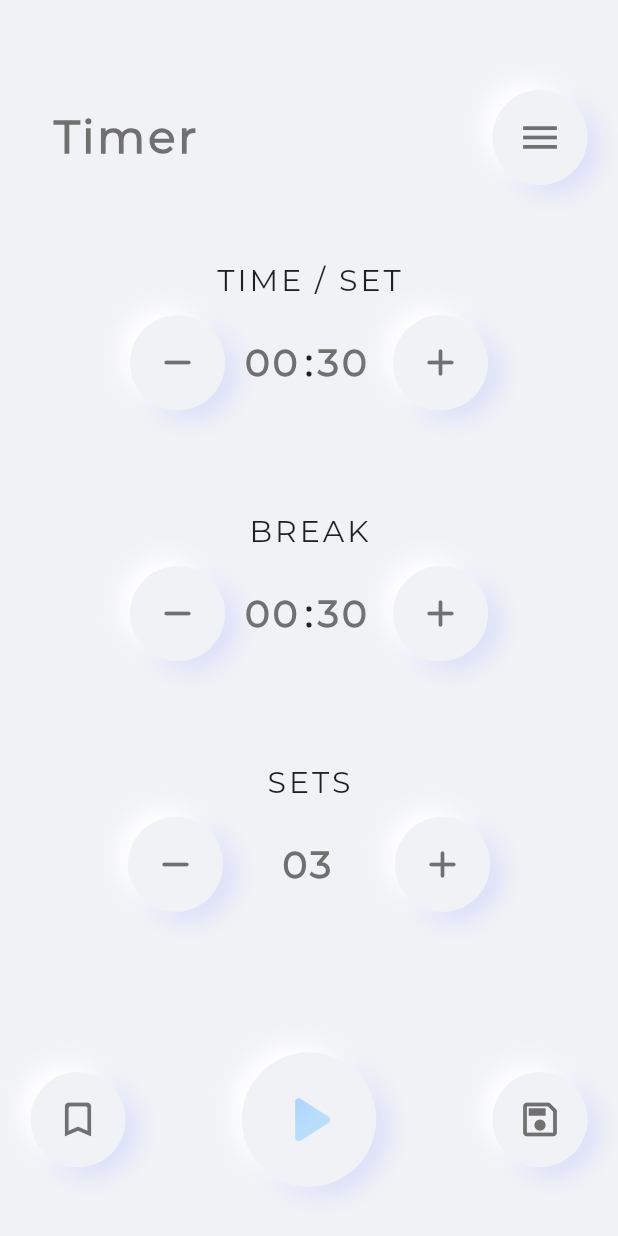
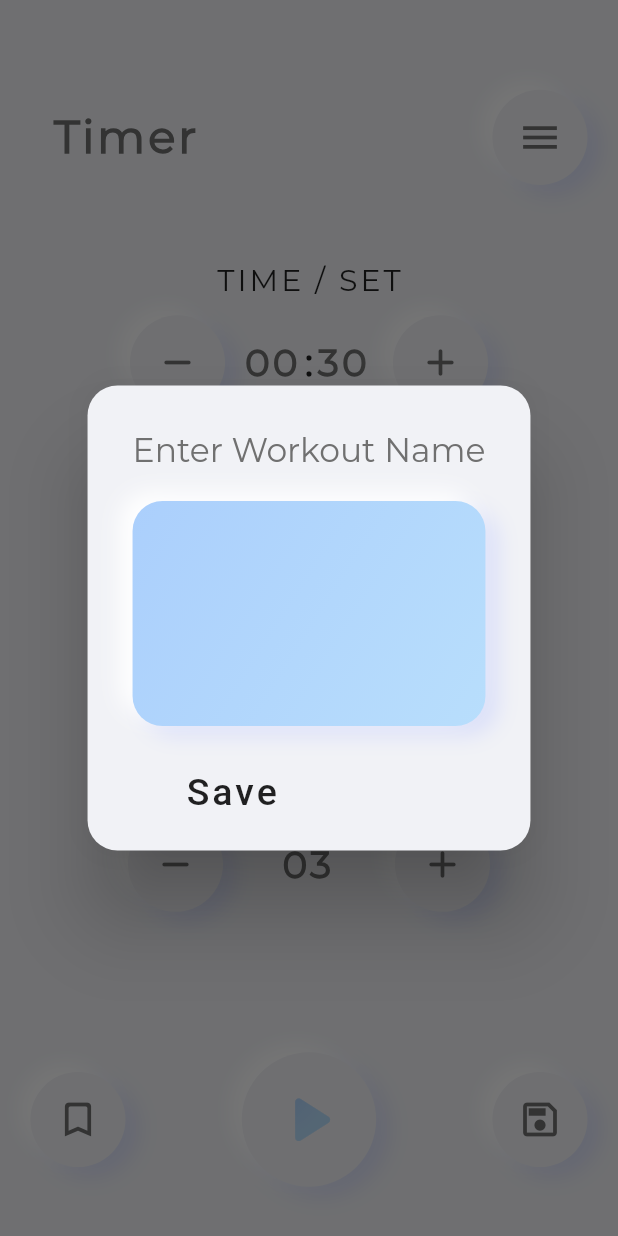
Before and after one commit to Soham-Rakhunde/workout_timer, a Flutter app: the screen it shows after launch, after a tap on the "save" icon, on a phone screen of 412 x 824 dp. Run offline on Flutter 3.47's test engine with Material 2 defaults, Android fonts, the phone set to English and light mode, and no system bars; our stand-ins replace shared_preferences, sleek_circular_slider; Roboto replaces fonts that are missing (MontserratBold); project files that could hold a hidden picture were left out.

Commit message:
saving implemented and working

```diff
--- a/lib/pages/homepage.dart
+++ b/lib/pages/homepage.dart
@@ -1,15 +1,18 @@
+import 'dart:convert';
 import 'dart:ui';
+
 import 'package:flutter/material.dart';
 import 'package:flutter/services.dart';
 import 'package:flutter/widgets.dart';
 import 'package:workout_timer/constants.dart';
 import 'package:workout_timer/main.dart';
+import 'package:workout_timer/pages/savedAccesspage.dart';
 import 'package:workout_timer/pages/timerpage.dart';
 import 'package:workout_timer/services/GenericFunctions.dart';
 import 'package:workout_timer/services/NeuButton.dart';
 import 'package:workout_timer/services/animIcon/gradientIcon.dart';
+import 'package:workout_timer/services/myTextField.dart';
 import 'package:workout_timer/services/timeValueHandler.dart';
-import 'package:workout_timer/services/myTextField.dart';
 
 class HomePage extends StatefulWidget {
   @override
@@ -18,7 +21,7 @@ class HomePage extends StatefulWidget {
 
 class _HomePageState extends State<HomePage> with SingleTickerProviderStateMixin {
   AnimationController playGradientControl;
-  Animation<Color> colAnim1,colAnim2;
+  Animation<Color> colAnim1, colAnim2;
   ValueNotifier<String> _titleName = ValueNotifier<String>('Timer');
   TextEditingController dialogController = TextEditingController();
   double _opacity = 0;
@@ -26,14 +29,13 @@ class _HomePageState extends State<HomePage> with SingleTickerProviderStateMixin
   double xOffset = 0;
   double yOffset = 0;
   double scaleFactor = 1;
-  // List<String> savedList = [];
-  // SharedPref savedData = SharedPref();
-  // TimeClass periodTime, breakTime;
+  List<String> savedList = List<String>();
+  SharedPref savedData = SharedPref();
 
   @override
   void initState() {
     super.initState();
-    for(String controllerName in controller.keys){
+    for (String controllerName in controller.keys) {
       initListenerMaker(controllerName);
     }
     playGradientControl = AnimationController(
@@ -113,22 +115,8 @@ class _HomePageState extends State<HomePage> with SingleTickerProviderStateMixin
       controller[_controllerName].text = v;
     });
   }
-  //
-  // loadSharedPrefs() async {
-  //   try {
-  //     savedList = await savedData.read("user");
-  //   } catch (Excepetion) {
-  //     Scaffold.of(context).showSnackBar(SnackBar(
-  //         content: new Text("Nothing found!"),
-  //         duration: const Duration(milliseconds: 500)));
-  //   }
-  // }
 
   double adjusted(double val) => val*screenWidth*perPixel;
-
-
-
-
 
   @override
   Widget build(BuildContext context) {
@@ -439,9 +427,33 @@ class _HomePageState extends State<HomePage> with SingleTickerProviderStateMixin
                       Hero(
                         tag: 'leftButton',
                         child: NeuButton(
-                          ico: Icon(Icons.bookmark_border_rounded,size: 30,color: textColor,),
-                          onPress: (() {
-                            addRemove(true,'sets');
+                          ico: Icon(
+                            Icons.bookmark_border_rounded,
+                            size: 30,
+                            color: textColor,
+                          ),
+                          onPress: (() async {
+                            await Navigator.push(
+                                context,
+                                PageRouteBuilder(
+                                    transitionDuration:
+                                        Duration(milliseconds: 700),
+                                    reverseTransitionDuration:
+                                        Duration(milliseconds: 250),
+                                    transitionsBuilder: (BuildContext context,
+                                        Animation<double> animation,
+                                        Animation<double> secAnimation,
+                                        Widget child) {
+                                      return FadeTransition(
+                                        opacity: animation,
+                                        child: child,
+                                      );
+                                    },
+                                    pageBuilder: (BuildContext context,
+                                        Animation<double> animation,
+                                        Animation<double> secAnimation) {
+                                      return savedPage();
+                                    }));
                           }),
                         ),
                       ),
@@ -467,25 +479,31 @@ class _HomePageState extends State<HomePage> with SingleTickerProviderStateMixin
                               if(controller['periodSec'] == ''){
                                 controller['periodSec'] = '30';
                               }
-                              if(controller['periodMin'] == ''){
+                              if (controller['periodMin'] == '') {
                                 controller['periodMin'] = '0';
                               }
-                              if(controller['periodSec'] == ''){
+                              if (controller['periodSec'] == '') {
                                 controller['periodSec'] = '30';
                               }
-                              if(controller['breakMin'] == ''){
+                              if (controller['breakMin'] == '') {
                                 controller['breakMin'] = '0';
                               }
-                              if(controller['sets'] == ''){
-                                controller['breakMin'] = '3';
+                              if (controller['breakSec'] == '') {
+                                controller['breakSec'] = '30';
+                              }
+                              if (controller['sets'] == '') {
+                                controller['sets'] = '3';
                               }
                               final periodTime = TimeClass(
                                 name: 'Workout',
-                                sec: int.parse(controller['periodMin'].text)*60 + int.parse(controller['periodSec'].text),
+                                sec: int.parse(controller['periodMin'].text) *
+                                    60 +
+                                    int.parse(controller['periodSec'].text),
                               );
                               final breakTime = TimeClass(
                                 name: 'Break',
-                                sec: int.parse(controller['breakMin'].text)*60 + int.parse(controller['breakSec'].text),
+                                sec: int.parse(controller['breakMin'].text) *
+                                    60 + int.parse(controller['breakSec'].text),
                               );
                               await Navigator.push(context, PageRouteBuilder(
                                   transitionDuration: Duration(milliseconds:700),
@@ -513,7 +531,39 @@ class _HomePageState extends State<HomePage> with SingleTickerProviderStateMixin
                         child: NeuButton(
                           ico: Icon(Icons.save_outlined,size: 30,color: textColor,),
                           onPress: (() async {
-                                //await createDialog(context);
+                            await createDialog(context);
+                            if (controller['periodSec'] == '') {
+                              controller['periodSec'] = '30';
+                            }
+                            if (controller['periodMin'] == '') {
+                              controller['periodMin'] = '0';
+                            }
+                            if (controller['periodSec'] == '') {
+                              controller['periodSec'] = '30';
+                            }
+                            if (controller['breakMin'] == '') {
+                              controller['breakMin'] = '0';
+                            }
+                            if (controller['breakSec'] == '') {
+                              controller['breakSec'] = '30';
+                            }
+                            if (controller['sets'] == '') {
+                              controller['sets'] = '3';
+                            }
+                            savedList = await savedData.read();
+                            print('old data $savedList');
+                            SavedWorkout _data = SavedWorkout(
+                              name: dialogController.text,
+                              pSec: int.parse(controller['periodSec'].text),
+                              pMin: int.parse(controller['periodMin'].text),
+                              bSec: int.parse(controller['breakSec'].text),
+                              bMin: int.parse(controller['breakMin'].text),
+                              setsCount: int.parse(controller['sets'].text),
+                            );
+                            print('Encoded ${jsonEncode(_data.toMap())}');
+                            savedList.add(jsonEncode(_data.toMap()));
+                            print('new data $savedList');
+                            await savedData.save(savedList);
                           }),
                         ),
                       ),
--- a/lib/services/timeValueHandler.dart
+++ b/lib/services/timeValueHandler.dart
@@ -1,53 +1,65 @@
-//import 'package:shared_preferences/shared_preferences.dart';
+import 'package:shared_preferences/shared_preferences.dart';
 
 class TimeClass {
-  int sec,x;
+  int sec, x;
   String name;
-  TimeClass({this.name,this.sec});
+
+  TimeClass({this.name, this.sec});
 }
 
-// class SavedWorkout{
-//   String name;
-//   int pMin;
-//   int pSec;
-//   int bMin;
-//   int bSec;
-//   int setsCount;
-//   SavedWorkout({this.name,this.bMin,this.bSec,this.pMin,this.pSec,this.setsCount});
-//
-//   Map toJson() => {
-//     'name' : name,
-//     'pMin' : pMin,
-//     'pSec' : pSec,
-//     'bMin' : bMin,
-//     'bSec' : bSec,
-//     'setsCount' : setsCount,
-//   };
-//
-//   SavedWorkout.fromJson(Map<String, dynamic> json):
-//         name = json['name'],
-//         pMin = json['pMin'],
-//         pSec = json['pSec'],
-//         bMin = json['bMin'],
-//         bSec = json['bSec'],
-//         setsCount = json['setsCount']
-//   ;
-// }
-//
-// class SharedPref {
-//   read(String key) async {
-//     final prefs = await SharedPreferences.getInstance();
-//     return prefs.getStringList(key);
-//   }
-//
-//   save(String key, List value) async {
-//     final prefs = await SharedPreferences.getInstance();
-//     prefs.setStringList("key", value);
-//     // prefs.setString(key, json.encode(value));
-//   }
-//
-//   remove(String key) async {
-//     final prefs = await SharedPreferences.getInstance();
-//     prefs.remove(key);
-//   }
-//}
+class SavedWorkout {
+  String name;
+  int pMin;
+  int pSec;
+  int bMin;
+  int bSec;
+  int setsCount;
+
+  SavedWorkout(
+      {this.name, this.bMin, this.bSec, this.pMin, this.pSec, this.setsCount});
+
+  Map toMap() => {
+        'name': name,
+        'pMin': pMin,
+        'pSec': pSec,
+        'bMin': bMin,
+        'bSec': bSec,
+        'setsCount': setsCount,
+      };
+
+  SavedWorkout.fromMap(Map map)
+      : name = map['name'],
+        pMin = map['pMin'],
+        pSec = map['pSec'],
+        bMin = map['bMin'],
+        bSec = map['bSec'],
+        setsCount = map['setsCount'];
+}
+
+class SharedPref {
+  Future<List<String>> read() async {
+    SharedPreferences prefs = await SharedPreferences.getInstance();
+    if (prefs.getStringList('List') == null) {
+      return [];
+    } else {
+      return prefs.getStringList('List');
+    }
+  }
+
+  reset(String key, List value) async {
+    SharedPreferences prefs = await SharedPreferences.getInstance();
+    prefs.setStringList("List", []);
+    // prefs.setString(key, json.encode(value));
+  }
+
+  save(List value) async {
+    final prefs = await SharedPreferences.getInstance();
+    prefs.setStringList("List", value);
+    // prefs.setString(key, json.encode(value));
+  }
+
+  remove(String key) async {
+    SharedPreferences prefs = await SharedPreferences.getInstance();
+    prefs.remove(key);
+  }
+}
--- a/pubspec.yaml
+++ b/pubspec.yaml
@@ -24,6 +24,7 @@ dependencies:
   flutter:
     sdk: flutter
   sleek_circular_slider : ^1.2.0+web
+  shared_preferences: ^0.5.12+4
 
   # The following adds the Cupertino Icons font to your application.
   # Use with the CupertinoIcons class for iOS style icons.
```
Also changed, not shown: lib/pages/savedAccesspage.dart (+14 -6 lines), pubspec.lock. Lines whose indentation alone changed are shown as unchanged.
